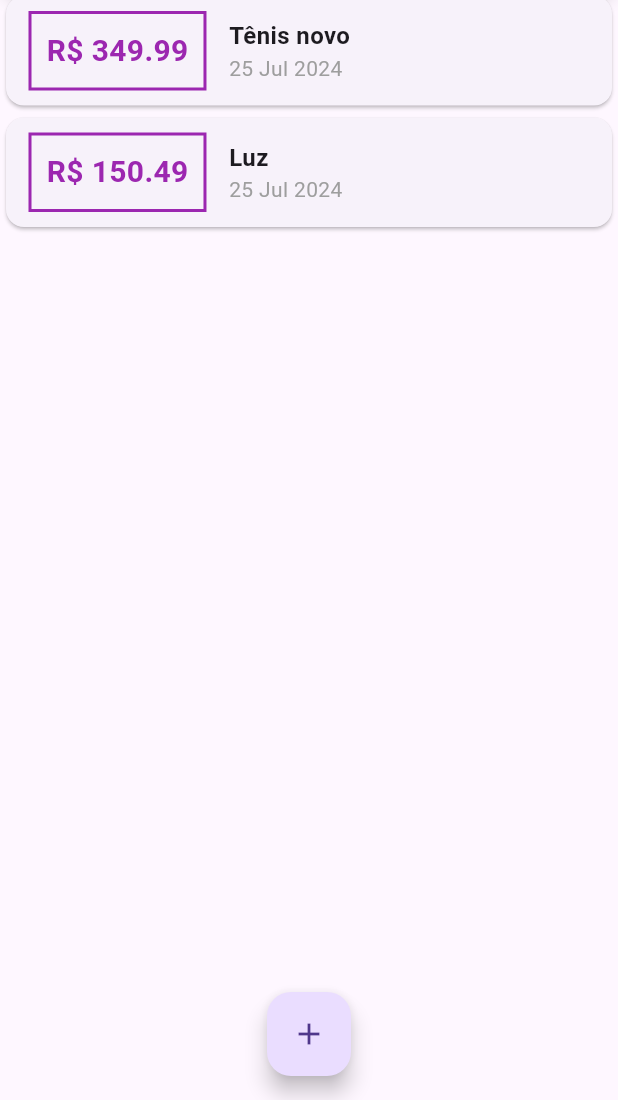
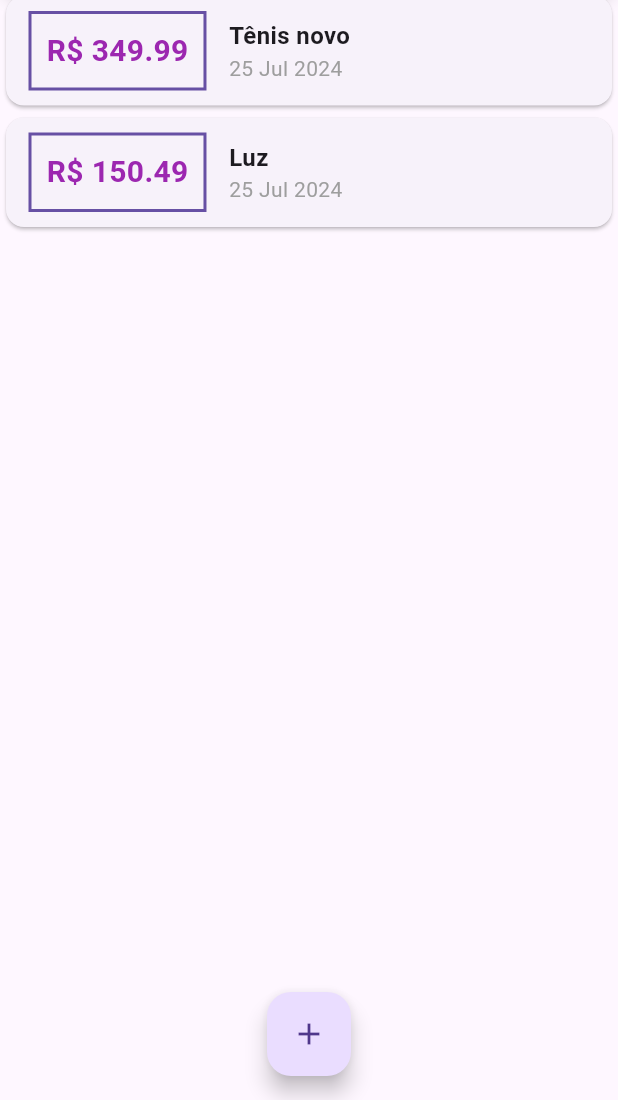
Before and after one commit to elias-ssouza/expenses_1.0, a Flutter app: the screen it shows after launch, on a phone screen of 412 x 824 dp, the part 136-1236 px from its top. Run offline on Flutter 3.47's test engine with Material 3 defaults, Android fonts, the phone set to English and light mode, and no system bars.

Commit message:
aplicando tema

```diff
--- a/lib/components/transaction_list.dart
+++ b/lib/components/transaction_list.dart
@@ -26,7 +26,7 @@ class TransactionList extends StatelessWidget {
                     ),
                     decoration: BoxDecoration(
                       border: Border.all(
-                        color: Colors.purple,
+                        color: Theme.of(context).primaryColor,
                         width: 2,
                         )
                         ),
--- a/lib/main.dart
+++ b/lib/main.dart
@@ -12,7 +12,10 @@ class ExpensesApp extends StatelessWidget {
   @override
   Widget build(BuildContext context) {
     return MaterialApp(
-      home:MyHomePage()
+      home:MyHomePage(),
+      theme: ThemeData(
+        primarySwatch: Colors.purple,
+        ),
     );
   }
 }
```
